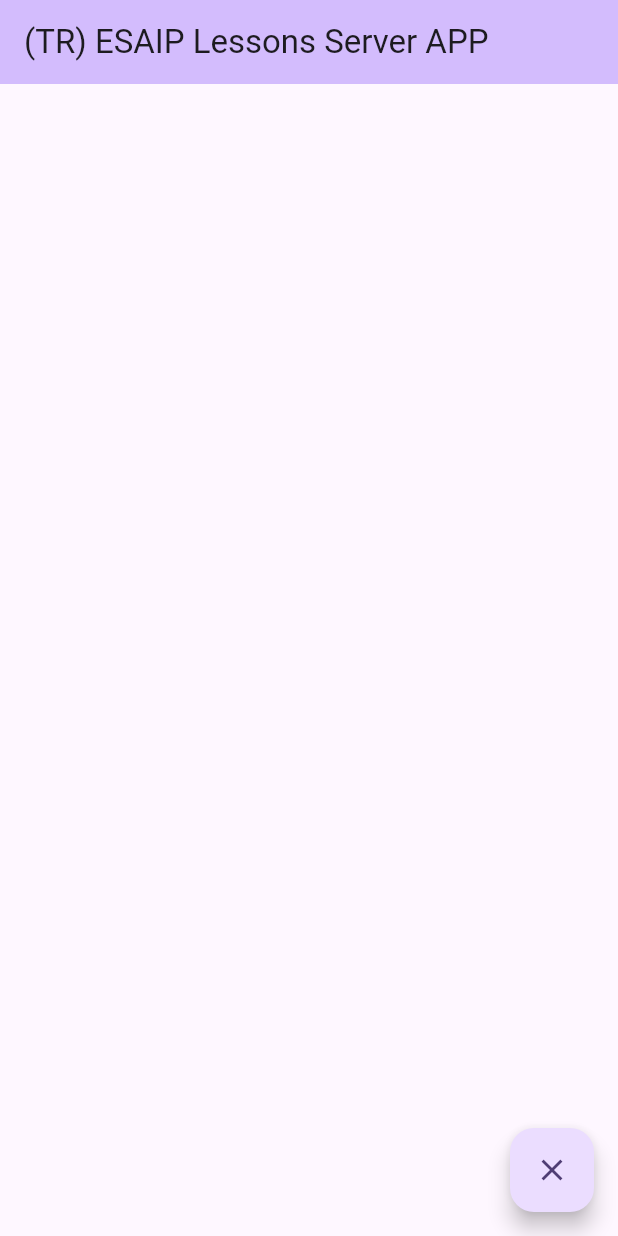
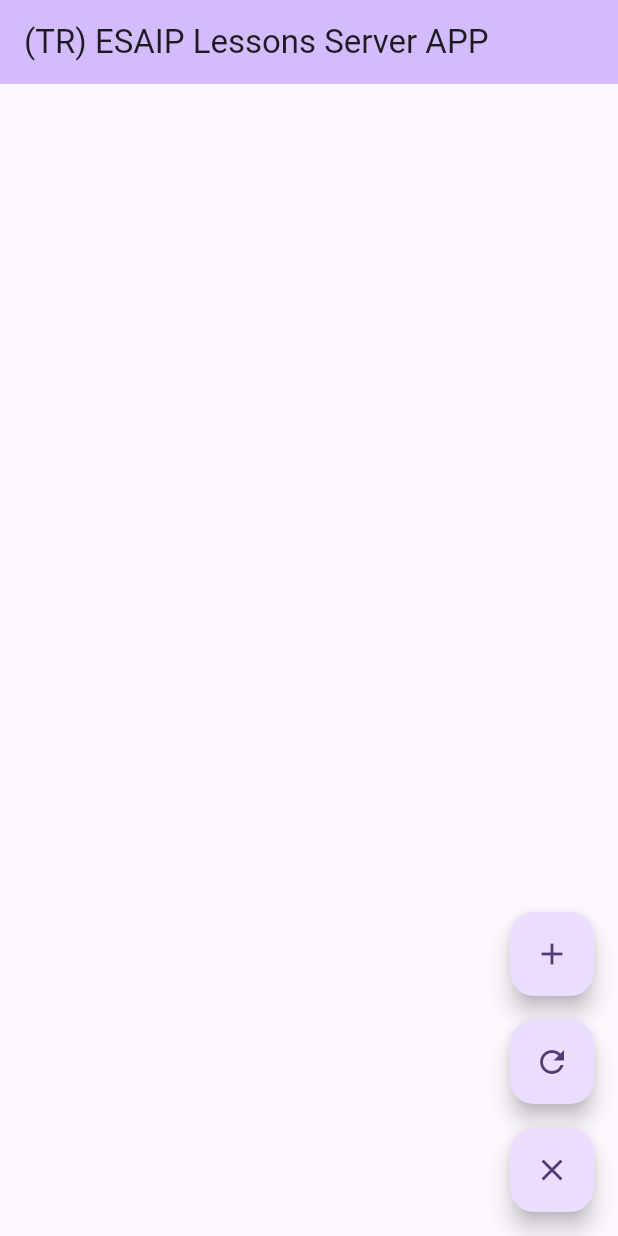
Before and after one commit to pierresachabaglione/04-esaip-lessons-server, a Flutter app: the screen it shows after launch, on a phone screen of 412 x 824 dp. Run offline on Flutter 3.47's test engine with Material 3 defaults, Android fonts, the phone set to English and light mode, and no system bars; our stand-ins replace equatable, logger, shelf, sqflite; missing offline and left inert: shelf_router; accounts and stored records are empty; statements that could not run were skipped.

Commit message:
Database fine tuning timestamp converted to UTC, Convenient log display implemented

```diff
--- a/lib/database/database_functions.dart
+++ b/lib/database/database_functions.dart
@@ -49,7 +49,7 @@ class DatabaseFunctions {
       {
         'key': key,
         'value': value,
-        'timestamp': DateTime.now().toIso8601String(),
+        'timestamp': DateTime.now().toUtc().toIso8601String(),
         'type': type,
       },
       conflictAlgorithm: ConflictAlgorithm.replace,
--- a/lib/ui/home/home_page.dart
+++ b/lib/ui/home/home_page.dart
@@ -1,7 +1,3 @@
-// SPDX-FileCopyrightText: 2025 Benoit Rolandeau <benoit.rolandeau@allcircuits.com>
-//
-// SPDX-License-Identifier: MIT
-
 import 'dart:async';
 
 import 'package:esaip_lessons_server/managers/global_manager.dart';
@@ -25,11 +21,15 @@ class _HomePageState extends State<HomePage> {
   /// Subscription to the log stream
   StreamSubscription? _logSubscription;
 
+  /// Subscription to the database change stream
+  StreamSubscription? _databaseChangeSubscription;
+
   /// List of logs
   final List<HttpLog> _logs;
+  final List<Map<String, dynamic>> _logsCapteurs;
 
   /// Default constructor
-  _HomePageState() : _logs = [];
+  _HomePageState() : _logs = [], _logsCapteurs = [];
 
   @override
   void initState() {
@@ -38,6 +38,24 @@ class _HomePageState extends State<HomePage> {
       setState(() {
         _logs.add(log);
       });
+    });
+    _databaseChangeSubscription = GlobalManager.instance.databaseChangeStream.listen((_) {
+      _refreshData();
+    });
+  }
+
+  /// Function to generate data
+  Future<void> _generateData() async {
+    await GlobalManager.instance.storeAttribute('testKey', 'testValue', 'testType');
+    setState(() {});
+  }
+
+  /// Function to refresh data from the database
+  Future<void> _refreshData() async {
+    final logs = await GlobalManager.instance.getAttributes();
+    setState(() {
+      _logsCapteurs.clear();
+      _logsCapteurs.addAll(logs);
     });
   }
 
@@ -48,12 +66,53 @@ class _HomePageState extends State<HomePage> {
     return Scaffold(
       appBar: AppBar(backgroundColor: theme.colorScheme.inversePrimary, title: Text(widget.title)),
       body: ListView(
-        children: _logs.map((log) => ListTile(title: Text(log.formattedLogMsg))).toList(),
+        children: [
+          for (final log in _logs)Card(
+            margin: const EdgeInsets.symmetric(vertical: 8, horizontal: 16),
+            child: ListTile(
+              //the title of the card is the timestamp of the log
+              title: Text(log.timestamp.toString()),
+
+              leading: Icon(Icons.http, color: Colors.blue),
+            ),
+          ),
+          for (final log in _logsCapteurs)Card(
+            margin: const EdgeInsets.symmetric(vertical: 8, horizontal: 16),
+            child: ListTile(
+              title: Text(log['timestamp'].toString()),
+
+              subtitle: Text('Component ID: ${log['key']}, Type: ${log['type']}'),
+              leading: Icon(Icons.sensors, color: Colors.green),
+            ),
+          ),
+        ],
       ),
-      floatingActionButton: FloatingActionButton(
-        onPressed: () => setState(_logs.clear),
-        tooltip: '(TR) Clear',
-        child: const Icon(Icons.clear),
+      floatingActionButton: Column(
+        mainAxisAlignment: MainAxisAlignment.end,
+        children: [
+          FloatingActionButton(
+            onPressed: _generateData,
+            tooltip: 'Generate Data',
+            child: const Icon(Icons.add),
+          ),
+          const SizedBox(height: 16),
+          FloatingActionButton(
+            onPressed: _refreshData,
+            tooltip: 'Refresh Data',
+            child: const Icon(Icons.refresh),
+          ),
+          const SizedBox(height: 16),
+          FloatingActionButton(
+            onPressed: () {
+              setState(() {
+                _logs.clear();
+                _logsCapteurs.clear();
+              });
+            },
+            tooltip: 'Clear',
+            child: const Icon(Icons.clear),
+          ),
+        ],
       ),
     );
   }
@@ -61,6 +120,7 @@ class _HomePageState extends State<HomePage> {
   @override
   void dispose() {
     unawaited(_logSubscription?.cancel());
+    unawaited(_databaseChangeSubscription?.cancel());
     super.dispose();
   }
 }
```
Also changed, not shown: lib/managers/global_manager.dart (+18 -1 lines).
